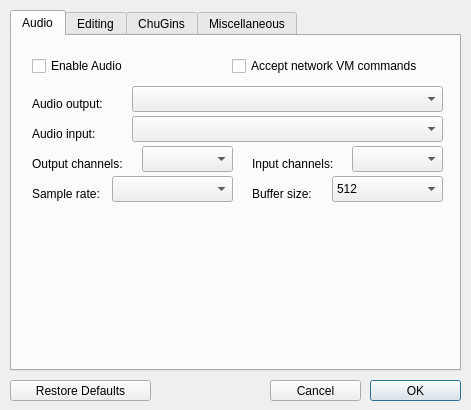
ccrma/miniAudicle, file src/qt/mAPreferencesWindow.ui: the form before one commit.
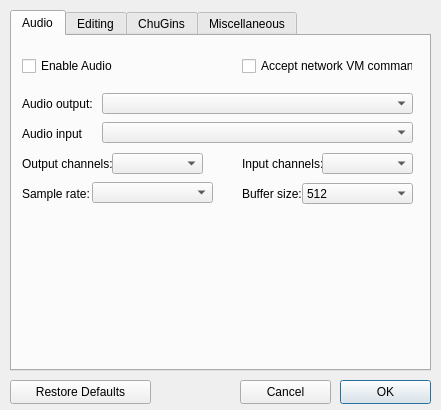
The form after the commit. Icons and pictures are not drawn.

```diff
--- a/src/qt/mAPreferencesWindow.ui
+++ b/src/qt/mAPreferencesWindow.ui
@@ -6,7 +6,7 @@
    <rect>
     <x>0</x>
     <y>0</y>
-    <width>471</width>
+    <width>441</width>
     <height>410</height>
    </rect>
   </property>
@@ -18,7 +18,7 @@
   </property>
   <property name="minimumSize">
    <size>
-    <width>471</width>
+    <width>420</width>
     <height>410</height>
    </size>
   </property>
@@ -46,7 +46,7 @@
     <rect>
      <x>10</x>
      <y>10</y>
-     <width>451</width>
+     <width>421</width>
      <height>361</height>
     </rect>
    </property>
@@ -60,7 +60,7 @@
     <widget class="QCheckBox" name="enableAudio">
      <property name="geometry">
       <rect>
-       <x>20</x>
+       <x>10</x>
        <y>20</y>
        <width>111</width>
        <height>20</height>
@@ -73,9 +73,9 @@
     <widget class="QCheckBox" name="enableNetworkVM">
      <property name="geometry">
       <rect>
-       <x>220</x>
+       <x>230</x>
        <y>20</y>
-       <width>221</width>
+       <width>171</width>
        <height>20</height>
       </rect>
      </property>
@@ -86,9 +86,9 @@
     <widget class="QLabel" name="label">
      <property name="geometry">
       <rect>
-       <x>20</x>
+       <x>10</x>
        <y>60</y>
-       <width>91</width>
+       <width>71</width>
        <height>16</height>
       </rect>
      </property>
@@ -99,9 +99,9 @@
     <widget class="QLabel" name="label_2">
      <property name="geometry">
       <rect>
-       <x>20</x>
+       <x>10</x>
        <y>90</y>
-       <width>91</width>
+       <width>61</width>
        <height>16</height>
       </rect>
      </property>
@@ -112,7 +112,7 @@
     <widget class="QLabel" name="label_3">
      <property name="geometry">
       <rect>
-       <x>20</x>
+       <x>10</x>
        <y>120</y>
        <width>111</width>
        <height>16</height>
@@ -125,7 +125,7 @@
     <widget class="QLabel" name="label_4">
      <property name="geometry">
       <rect>
-       <x>240</x>
+       <x>230</x>
        <y>120</y>
        <width>101</width>
        <height>16</height>
@@ -138,7 +138,7 @@
     <widget class="QLabel" name="label_5">
      <property name="geometry">
       <rect>
-       <x>20</x>
+       <x>10</x>
        <y>150</y>
        <width>81</width>
        <height>16</height>
@@ -151,7 +151,7 @@
     <widget class="QLabel" name="label_6">
      <property name="geometry">
       <rect>
-       <x>240</x>
+       <x>230</x>
        <y>150</y>
        <width>71</width>
        <height>16</height>
@@ -164,50 +164,50 @@
     <widget class="QComboBox" name="audioOutput">
      <property name="geometry">
       <rect>
-       <x>120</x>
-       <y>50</y>
+       <x>90</x>
+       <y>57</y>
        <width>311</width>
-       <height>26</height>
+       <height>21</height>
       </rect>
      </property>
     </widget>
     <widget class="QComboBox" name="audioInput">
      <property name="geometry">
       <rect>
-       <x>120</x>
-       <y>80</y>
+       <x>90</x>
+       <y>86</y>
        <width>311</width>
-       <height>26</height>
+       <height>21</height>
       </rect>
      </property>
     </widget>
     <widget class="QComboBox" name="outputChannels">
      <property name="geometry">
       <rect>
-       <x>130</x>
-       <y>110</y>
+       <x>100</x>
+       <y>117</y>
        <width>91</width>
-       <height>26</height>
+       <height>21</height>
       </rect>
      </property>
     </widget>
     <widget class="QComboBox" name="inputChannels">
      <property name="geometry">
       <rect>
-       <x>340</x>
-       <y>110</y>
+       <x>310</x>
+       <y>117</y>
        <width>91</width>
-       <height>26</height>
+       <height>21</height>
       </rect>
      </property>
     </widget>
     <widget class="QComboBox" name="bufferSize">
      <property name="geometry">
       <rect>
-       <x>320</x>
-       <y>140</y>
+       <x>290</x>
+       <y>147</y>
        <width>111</width>
-       <height>26</height>
+       <height>21</height>
       </rect>
      </property>
      <property name="currentIndex">
@@ -247,10 +247,10 @@
     <widget class="QComboBox" name="sampleRate">
      <property name="geometry">
       <rect>
-       <x>100</x>
-       <y>140</y>
+       <x>80</x>
+       <y>146</y>
        <width>121</width>
-       <height>26</height>
+       <height>21</height>
       </rect>
      </property>
     </widget>
@@ -274,10 +274,10 @@
   <widget class="QPushButton" name="okButton">
    <property name="geometry">
     <rect>
-     <x>370</x>
+     <x>340</x>
      <y>380</y>
      <width>91</width>
-     <height>21</height>
+     <height>24</height>
     </rect>
    </property>
    <property name="text">
@@ -287,10 +287,10 @@
   <widget class="QPushButton" name="cancelButton">
    <property name="geometry">
     <rect>
-     <x>270</x>
+     <x>240</x>
      <y>380</y>
      <width>91</width>
-     <height>21</height>
+     <height>24</height>
     </rect>
    </property>
    <property name="text">
@@ -303,7 +303,7 @@
      <x>10</x>
      <y>380</y>
      <width>141</width>
-     <height>21</height>
+     <height>24</height>
     </rect>
    </property>
    <property name="text">
```
